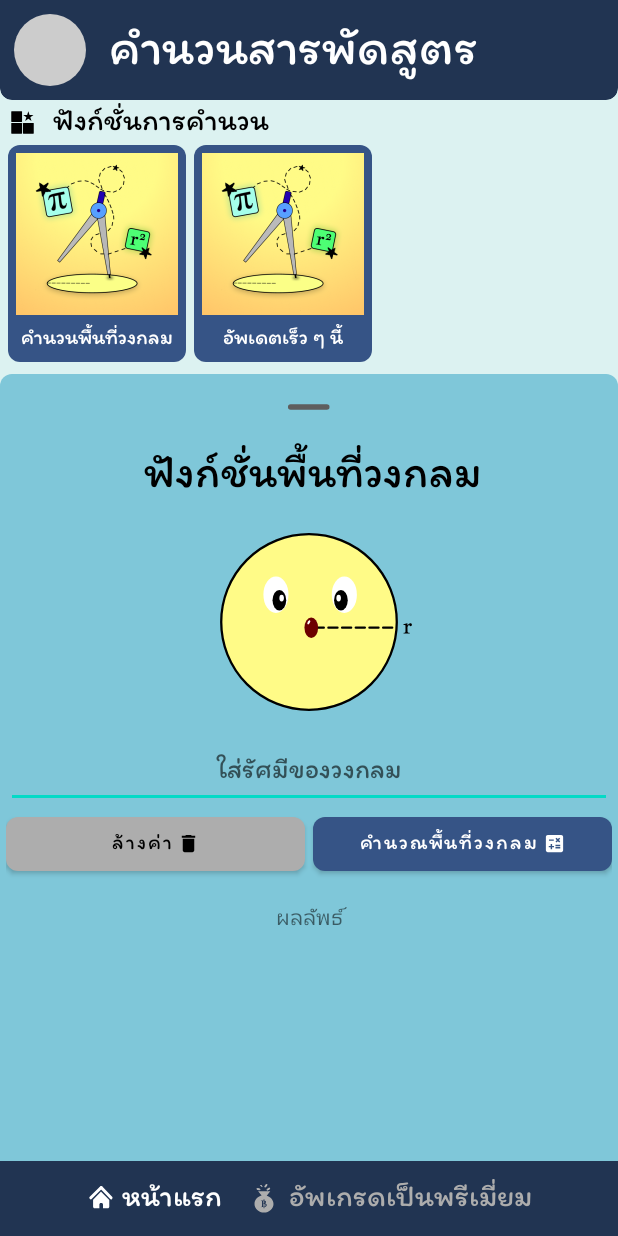
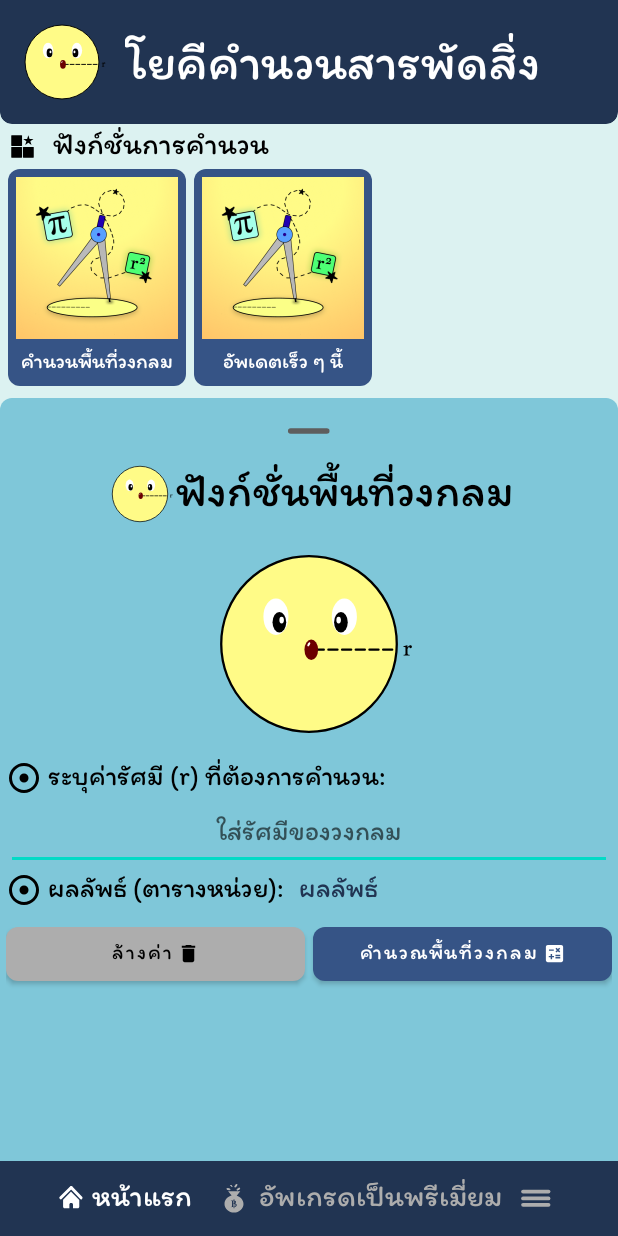
Before and after one commit to Chisanucha-Thonsiri/RadCal-AndroidAppProject1-, an Android app: the screen it shows after launch (MainActivity), on a phone screen of 412 x 824 dp. Run offline under Robolectric (Android 15) with nearby library versions, the phone set to English and light mode, and no system bars.

Commit message:
(chore)enhance UI and add logo

```diff
--- /dev/null
+++ b/app/src/main/res/drawable/ic_adjust.xml
@@ -0,0 +1,5 @@
+<vector xmlns:android="http://schemas.android.com/apk/res/android" android:height="24dp" android:tint="#000000" android:viewportHeight="960" android:viewportWidth="960" android:width="24dp">
+
+    <path android:fillColor="@android:color/white" android:pathData="M480,600Q530,600 565,565Q600,530 600,480Q600,430 565,395Q530,360 480,360Q430,360 395,395Q360,430 360,480Q360,530 395,565Q430,600 480,600ZM480,880Q397,880 324,848.5Q251,817 197,763Q143,709 111.5,636Q80,563 80,480Q80,397 111.5,324Q143,251 197,197Q251,143 324,111.5Q397,80 480,80Q563,80 636,111.5Q709,143 763,197Q817,251 848.5,324Q880,397 880,480Q880,563 848.5,636Q817,709 763,763Q709,817 636,848.5Q563,880 480,880ZM480,800Q614,800 707,707Q800,614 800,480Q800,346 707,253Q614,160 480,160Q346,160 253,253Q160,346 160,480Q160,614 253,707Q346,800 480,800ZM480,480Q480,480 480,480Q480,480 480,480Q480,480 480,480Q480,480 480,480Q480,480 480,480Q480,480 480,480Q480,480 480,480Q480,480 480,480Z"/>
+
+</vector>
--- /dev/null
+++ b/app/src/main/res/drawable/ic_menu.xml
@@ -0,0 +1,9 @@
+<vector xmlns:android="http://schemas.android.com/apk/res/android" android:height="25dp" android:viewportHeight="100" android:viewportWidth="100" android:width="25dp">
+
+    <path android:fillColor="#00000000" android:pathData="M16,51H83.01" android:strokeColor="#ADADAD" android:strokeLineCap="round" android:strokeWidth="10"/>
+
+    <path android:fillColor="#00000000" android:pathData="M16,68H83.01" android:strokeColor="#ADADAD" android:strokeLineCap="round" android:strokeWidth="10"/>
+
+    <path android:fillColor="#00000000" android:pathData="M16,33H83.01" android:strokeColor="#ADADAD" android:strokeLineCap="round" android:strokeWidth="10"/>
+
+</vector>
--- /dev/null
+++ b/app/src/main/res/drawable/logo.xml
@@ -0,0 +1,35 @@
+<vector xmlns:android="http://schemas.android.com/apk/res/android" android:height="48dp" android:viewportHeight="100" android:viewportWidth="100" android:width="48dp">
+
+    <path android:fillColor="#FFFB87" android:pathData="M50,50m-38.5,0a38.5,38.5 0,1 1,77 0a38.5,38.5 0,1 1,-77 0" android:strokeColor="#000000" android:strokeWidth="1"/>
+
+    <path android:fillColor="#00000000" android:pathData="M52.5,52.5L56.5,52.5" android:strokeColor="#000000" android:strokeLineCap="round" android:strokeWidth="1"/>
+
+    <path android:fillColor="#00000000" android:pathData="M58.5,52.5L62.5,52.5" android:strokeColor="#000000" android:strokeLineCap="round" android:strokeWidth="1"/>
+
+    <path android:fillColor="#00000000" android:pathData="M64.5,52.5L68.5,52.5" android:strokeColor="#000000" android:strokeLineCap="round" android:strokeWidth="1"/>
+
+    <path android:fillColor="#00000000" android:pathData="M70.5,52.5L74.5,52.5" android:strokeColor="#000000" android:strokeLineCap="round" android:strokeWidth="1"/>
+
+    <path android:fillColor="#00000000" android:pathData="M76.5,52.5L80.5,52.5" android:strokeColor="#000000" android:strokeLineCap="round" android:strokeWidth="1"/>
+
+    <path android:fillColor="#00000000" android:pathData="M82.5,52.5L86.5,52.5" android:strokeColor="#000000" android:strokeLineCap="round" android:strokeWidth="1"/>
+
+    <path android:fillColor="#ffffff" android:pathData="M30,38a5.5,8 0,1 0,11 0a5.5,8 0,1 0,-11 0z"/>
+
+    <path android:fillColor="#6C0000" android:pathData="M48,52.5a3,4.5 0,1 0,6 0a3,4.5 0,1 0,-6 0z"/>
+
+    <path android:fillColor="#000000" android:pathData="M34,40.5a3,4.5 0,1 0,6 0a3,4.5 0,1 0,-6 0z"/>
+
+    <path android:fillColor="#ffffff" android:pathData="M37,39.5a1,1.5 0,1 0,2 0a1,1.5 0,1 0,-2 0z"/>
+
+    <path android:fillColor="#ffffff" android:pathData="M49.48,49.88a1,0.5 118.51,1 0,0.88 0.48a1,0.5 118.51,1 0,-0.88 -0.48z"/>
+
+    <path android:fillColor="#ffffff" android:pathData="M60,38a5.5,8 0,1 0,11 0a5.5,8 0,1 0,-11 0z"/>
+
+    <path android:fillColor="#000000" android:pathData="M61,40.5a3,4.5 0,1 0,6 0a3,4.5 0,1 0,-6 0z"/>
+
+    <path android:fillColor="#ffffff" android:pathData="M62,39.5a1,1.5 0,1 0,2 0a1,1.5 0,1 0,-2 0z"/>
+
+    <path android:fillColor="#000000" android:pathData="M91.37,50.98C92,50.92 92.55,50.78 93.02,50.58C93.1,50.61 93.16,50.66 93.19,50.71V51.55C93.31,51.32 93.49,51.1 93.73,50.88C93.97,50.67 94.22,50.56 94.48,50.56C94.68,50.56 94.83,50.62 94.96,50.74C95.08,50.85 95.14,51.01 95.14,51.21C95.14,51.4 95.08,51.55 94.97,51.66C94.86,51.77 94.71,51.82 94.54,51.82C94.38,51.82 94.25,51.77 94.14,51.67C94.04,51.57 93.99,51.43 93.98,51.26C93.84,51.32 93.69,51.45 93.51,51.65C93.34,51.85 93.23,52.05 93.19,52.25C93.19,52.98 93.21,53.67 93.23,54.33C93.23,54.42 93.27,54.49 93.32,54.55C93.38,54.61 93.47,54.65 93.58,54.69C93.7,54.72 93.79,54.74 93.87,54.76C93.94,54.77 94.04,54.79 94.16,54.8C94.18,54.84 94.19,54.88 94.19,54.92C94.19,54.95 94.18,54.99 94.16,55.03C93.67,55.01 93.19,55 92.71,55C92.31,55 91.9,55.01 91.47,55.03C91.46,54.98 91.45,54.94 91.45,54.92C91.45,54.91 91.46,54.86 91.47,54.8C91.58,54.79 91.66,54.77 91.73,54.76C91.8,54.74 91.89,54.72 91.99,54.69C92.09,54.65 92.16,54.61 92.22,54.55C92.27,54.49 92.3,54.42 92.3,54.33C92.31,54.01 92.32,53.62 92.32,53.16C92.32,53.01 92.32,52.75 92.31,52.38C92.31,52.01 92.31,51.69 92.31,51.41C92.12,51.3 91.81,51.23 91.37,51.21C91.36,51.16 91.35,51.12 91.35,51.09C91.35,51.07 91.36,51.03 91.37,50.98Z"/>
+
+</vector>
--- /dev/null
+++ b/app/src/main/res/drawable/logo_64.xml
@@ -0,0 +1,35 @@
+<vector xmlns:android="http://schemas.android.com/apk/res/android" android:height="64dp" android:viewportHeight="100" android:viewportWidth="100" android:width="64dp">
+
+    <path android:fillColor="#FFFB87" android:pathData="M50,50m-38.5,0a38.5,38.5 0,1 1,77 0a38.5,38.5 0,1 1,-77 0" android:strokeColor="#000000" android:strokeWidth="1"/>
+
+    <path android:fillColor="#00000000" android:pathData="M52.5,52.5L56.5,52.5" android:strokeColor="#000000" android:strokeLineCap="round" android:strokeWidth="1"/>
+
+    <path android:fillColor="#00000000" android:pathData="M58.5,52.5L62.5,52.5" android:strokeColor="#000000" android:strokeLineCap="round" android:strokeWidth="1"/>
+
+    <path android:fillColor="#00000000" android:pathData="M64.5,52.5L68.5,52.5" android:strokeColor="#000000" android:strokeLineCap="round" android:strokeWidth="1"/>
+
+    <path android:fillColor="#00000000" android:pathData="M70.5,52.5L74.5,52.5" android:strokeColor="#000000" android:strokeLineCap="round" android:strokeWidth="1"/>
+
+    <path android:fillColor="#00000000" android:pathData="M76.5,52.5L80.5,52.5" android:strokeColor="#000000" android:strokeLineCap="round" android:strokeWidth="1"/>
+
+    <path android:fillColor="#00000000" android:pathData="M82.5,52.5L86.5,52.5" android:strokeColor="#000000" android:strokeLineCap="round" android:strokeWidth="1"/>
+
+    <path android:fillColor="#ffffff" android:pathData="M30,38a5.5,8 0,1 0,11 0a5.5,8 0,1 0,-11 0z"/>
+
+    <path android:fillColor="#6C0000" android:pathData="M48,52.5a3,4.5 0,1 0,6 0a3,4.5 0,1 0,-6 0z"/>
+
+    <path android:fillColor="#000000" android:pathData="M34,40.5a3,4.5 0,1 0,6 0a3,4.5 0,1 0,-6 0z"/>
+
+    <path android:fillColor="#ffffff" android:pathData="M37,39.5a1,1.5 0,1 0,2 0a1,1.5 0,1 0,-2 0z"/>
+
+    <path android:fillColor="#ffffff" android:pathData="M49.48,49.88a1,0.5 118.51,1 0,0.88 0.48a1,0.5 118.51,1 0,-0.88 -0.48z"/>
+
+    <path android:fillColor="#ffffff" android:pathData="M60,38a5.5,8 0,1 0,11 0a5.5,8 0,1 0,-11 0z"/>
+
+    <path android:fillColor="#000000" android:pathData="M61,40.5a3,4.5 0,1 0,6 0a3,4.5 0,1 0,-6 0z"/>
+
+    <path android:fillColor="#ffffff" android:pathData="M62,39.5a1,1.5 0,1 0,2 0a1,1.5 0,1 0,-2 0z"/>
+
+    <path android:fillColor="#000000" android:pathData="M91.37,50.98C92,50.92 92.55,50.78 93.02,50.58C93.1,50.61 93.16,50.66 93.19,50.71V51.55C93.31,51.32 93.49,51.1 93.73,50.88C93.97,50.67 94.22,50.56 94.48,50.56C94.68,50.56 94.83,50.62 94.96,50.74C95.08,50.85 95.14,51.01 95.14,51.21C95.14,51.4 95.08,51.55 94.97,51.66C94.86,51.77 94.71,51.82 94.54,51.82C94.38,51.82 94.25,51.77 94.14,51.67C94.04,51.57 93.99,51.43 93.98,51.26C93.84,51.32 93.69,51.45 93.51,51.65C93.34,51.85 93.23,52.05 93.19,52.25C93.19,52.98 93.21,53.67 93.23,54.33C93.23,54.42 93.27,54.49 93.32,54.55C93.38,54.61 93.47,54.65 93.58,54.69C93.7,54.72 93.79,54.74 93.87,54.76C93.94,54.77 94.04,54.79 94.16,54.8C94.18,54.84 94.19,54.88 94.19,54.92C94.19,54.95 94.18,54.99 94.16,55.03C93.67,55.01 93.19,55 92.71,55C92.31,55 91.9,55.01 91.47,55.03C91.46,54.98 91.45,54.94 91.45,54.92C91.45,54.91 91.46,54.86 91.47,54.8C91.58,54.79 91.66,54.77 91.73,54.76C91.8,54.74 91.89,54.72 91.99,54.69C92.09,54.65 92.16,54.61 92.22,54.55C92.27,54.49 92.3,54.42 92.3,54.33C92.31,54.01 92.32,53.62 92.32,53.16C92.32,53.01 92.32,52.75 92.31,52.38C92.31,52.01 92.31,51.69 92.31,51.41C92.12,51.3 91.81,51.23 91.37,51.21C91.36,51.16 91.35,51.12 91.35,51.09C91.35,51.07 91.36,51.03 91.37,50.98Z"/>
+
+</vector>
--- a/app/src/main/res/layout/activity_main.xml
+++ b/app/src/main/res/layout/activity_main.xml
@@ -30,18 +30,19 @@
 
             <ImageView
                 android:id="@+id/imageView"
-                android:layout_width="48dp"
-                android:layout_height="48dp"
+                android:layout_width="wrap_content"
+                android:layout_height="wrap_content"
                 android:layout_marginStart="5dp"
                 android:layout_marginTop="5dp"
-                android:layout_marginEnd="15dp"
+                android:layout_marginEnd="10dp"
                 android:layout_marginBottom="5dp"
-                android:background="@drawable/rounded_img" />
+                android:background="@drawable/logo_64" />
 
             <TextView
                 android:id="@+id/textView"
                 android:layout_width="wrap_content"
                 android:layout_height="wrap_content"
+                android:layout_gravity="center"
                 android:layout_weight="1"
                 android:fontFamily="@font/itim_regular"
                 android:paddingTop="5dp"
@@ -158,25 +159,48 @@
                     android:layout_height="wrap_content"
                     android:src="@drawable/circle_cal_bar" />
 
+                <LinearLayout
+                    android:layout_width="wrap_content"
+                    android:layout_height="wrap_content"
+                    android:layout_gravity="center"
+                    android:orientation="horizontal">
+
+                    <ImageView
+                        android:id="@+id/logo_64"
+                        android:layout_width="wrap_content"
+                        android:layout_height="wrap_content"
+                        android:background="@drawable/logo" />
 
                     <TextView
                         android:id="@+id/textView6"
-                    android:layout_width="match_parent"
+                        android:layout_width="wrap_content"
                         android:layout_height="wrap_content"
+                        android:layout_gravity="center"
                         android:fontFamily="@font/itim_regular"
-                    android:gravity="center"
-                    android:paddingStart="5dp"
-                    android:paddingTop="5dp"
                         android:text="@string/circle_area_header"
                         android:textColor="@color/black"
-                    android:textSize="30sp"
-                    />
+                        android:textSize="30sp" />
+
+                </LinearLayout>
+
 
                 <ImageView
                     android:id="@+id/smileyradius"
                     android:layout_width="match_parent"
                     android:layout_height="wrap_content"
                     android:src="@drawable/smileyradius" />
+
+                <TextView
+                    android:id="@+id/textView2"
+                    android:layout_width="match_parent"
+                    android:layout_height="wrap_content"
+                    android:text="@string/rad_input_prompt"
+                    android:textColor="@color/black"
+                    android:fontFamily="@font/itim_regular"
+                    android:textSize="18dp"
+                    android:drawableStart="@drawable/ic_adjust"
+                    android:drawablePadding="4dp"
+                    />
 
                 <EditText
                     android:id="@+id/enterR"
@@ -187,6 +211,37 @@
                     android:fontFamily="@font/itim_regular"
                     android:inputType="number"
                     android:minHeight="48dp" />
+
+                <LinearLayout
+                    android:layout_width="match_parent"
+                    android:layout_height="wrap_content"
+                    android:layout_marginBottom="5dp"
+                    android:orientation="horizontal">
+
+                    <TextView
+                        android:id="@+id/output_prompt"
+                        android:layout_width="wrap_content"
+                        android:layout_height="wrap_content"
+                        android:layout_marginEnd="10dp"
+                        android:drawableStart="@drawable/ic_adjust"
+                        android:drawablePadding="4dp"
+                        android:fontFamily="@font/itim_regular"
+                        android:text="@string/rad_output_prompt"
+                        android:textColor="@color/black"
+                        android:textSize="18dp" />
+
+                    <TextView
+                        android:id="@+id/areaResult"
+                        android:layout_width="match_parent"
+                        android:layout_height="wrap_content"
+                        android:fontFamily="@font/itim_regular"
+                        android:text="@string/result"
+                        android:textColor="@color/accent_2"
+                        android:textSize="18dp">
+
+                    </TextView>
+
+                </LinearLayout>
 
                 <LinearLayout
                     android:layout_width="match_parent"
@@ -229,15 +284,7 @@
 
                 </LinearLayout>
 
-                <TextView
-                    android:id="@+id/areaResult"
-                    android:layout_width="match_parent"
-                    android:layout_height="wrap_content"
-                    android:gravity="center"
-                    android:minHeight="48dp"
-                    android:text="@string/result">
 
-                </TextView>
             </LinearLayout>
         </LinearLayout>
 
@@ -268,12 +315,26 @@
                 android:layout_width="wrap_content"
                 android:layout_height="match_parent"
                 android:layout_marginTop="10dp"
+                android:layout_marginEnd="10dp"
                 android:layout_marginBottom="10dp"
+                android:drawableStart="@drawable/ic_money_bag"
+                android:drawablePadding="4dp"
                 android:fontFamily="@font/itim_regular"
                 android:text="@string/menu_bar_premium"
                 android:textColor="@color/grey"
+                android:textSize="20sp" />
+
+            <TextView
+                android:id="@+id/menu_icon"
+                android:layout_width="wrap_content"
+                android:layout_height="match_parent"
+                android:layout_marginTop="10dp"
+                android:layout_marginBottom="10dp"
+                android:fontFamily="@font/itim_regular"
+                android:text=""
+                android:textColor="@color/grey"
                 android:textSize="20sp"
-                android:drawableStart="@drawable/ic_money_bag"
+                android:drawableStart="@drawable/ic_menu"
                 android:drawablePadding="4dp"
                 />
         </LinearLayout>
--- a/app/src/main/res/values/strings.xml
+++ b/app/src/main/res/values/strings.xml
@@ -1,5 +1,5 @@
 <resources>
-    <string name="app_name">คำนวนสารพัดสูตร</string>
+    <string name="app_name">โยคีคำนวนสารพัดสิ่ง</string>
     <string name="cal_menu">ฟังก์ชั่นการคำนวน</string>
     <string name="cal_menu1">คำนวนพื้นที่วงกลม</string>
     <string name="comimg_soon">อัพเดตเร็ว ๆ นี้</string>
@@ -11,4 +11,6 @@
     <string name="circle_area_header">ฟังก์ชั่นพื้นที่วงกลม</string>
     <string name="menu_bar_home">หน้าแรก</string>
     <string name="menu_bar_premium">อัพเกรดเป็นพรีเมี่ยม</string>
+    <string name="rad_input_prompt">ระบุค่ารัศมี (r) ที่ต้องการคำนวน:</string>
+    <string name="rad_output_prompt">ผลลัพธ์ (ตารางหน่วย):</string>
 </resources>
```
Lines whose indentation alone changed are shown as unchanged.
